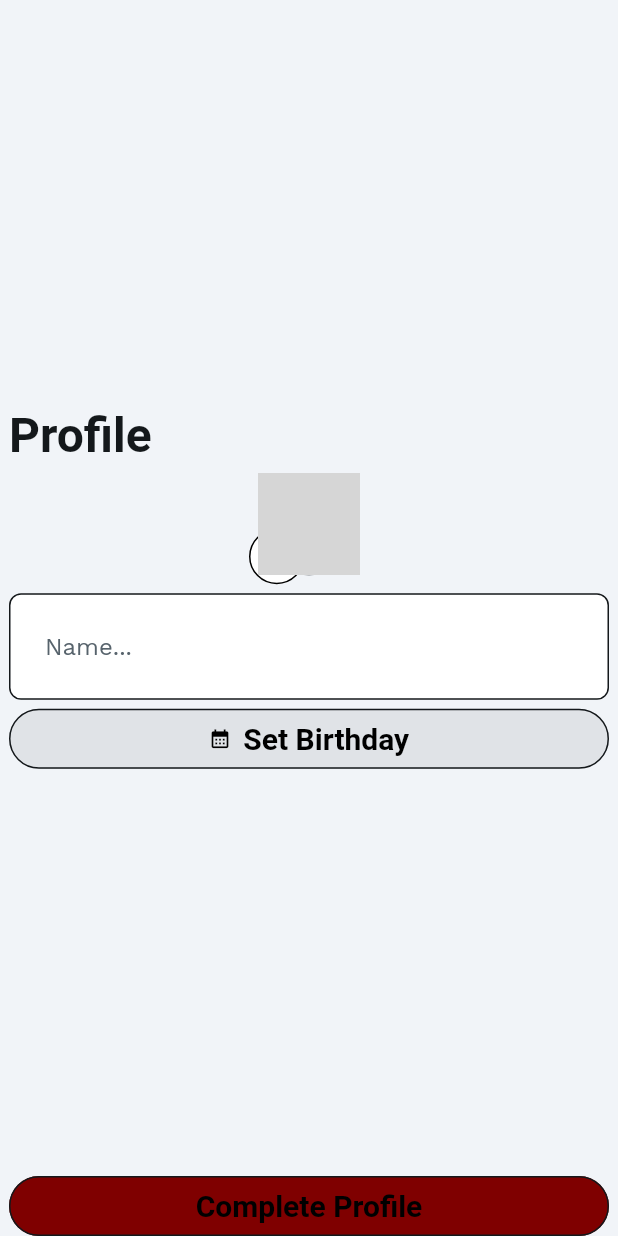
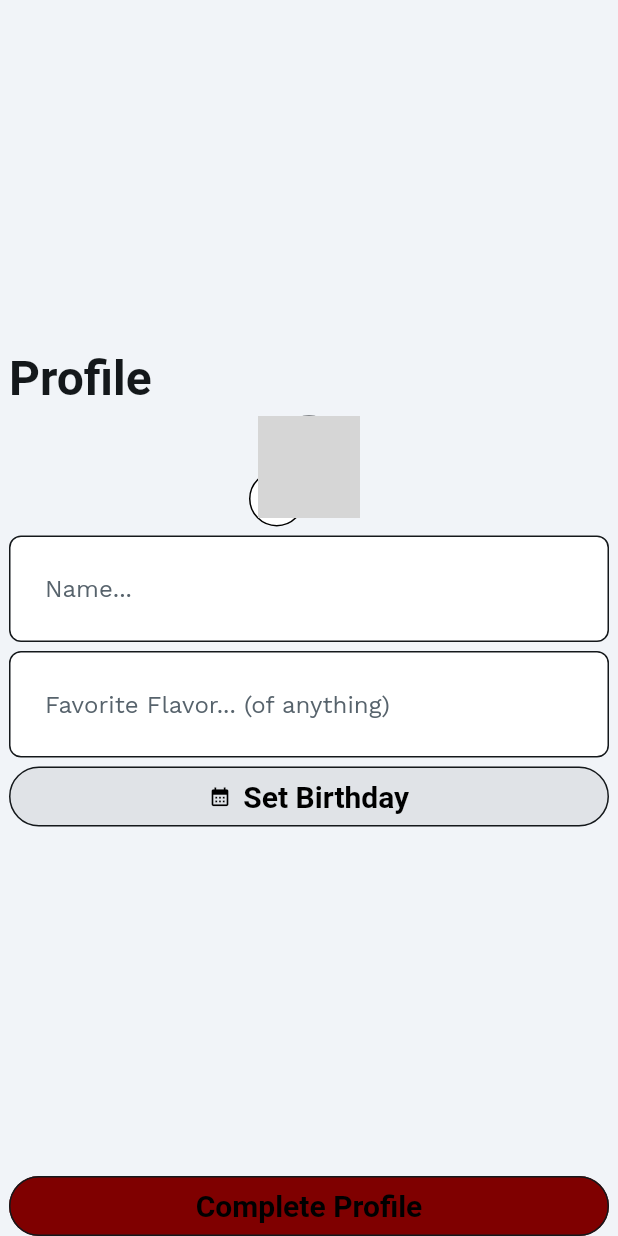
Before and after one commit to whirlwindowo/TodoApp-FlutterFlow, a Flutter app: the OnboardingWidget screen opened by its route, on a phone screen of 412 x 824 dp. Run offline on Flutter 3.47's test engine with Material 3 defaults, Android fonts, the phone set to English and light mode, and no system bars; drawn by our look-alikes of auto_size_text; our stand-ins replace cloud_firestore, easy_debounce, file_picker, firebase_auth, firebase_core, firebase_storage and 13 more; missing offline and left inert: json_path, mime_type; accounts and stored records are empty; network calls fail; Roboto replaces fonts that are missing (Ubuntu); grey boxes are pictures that could not be loaded.

Commit message:
will this work this time?

```diff
--- a/lib/backend/schema/users_record.dart
+++ b/lib/backend/schema/users_record.dart
@@ -50,6 +50,11 @@ class UsersRecord extends FirestoreRecord {
   DateTime? get birthday => _birthday;
   bool hasBirthday() => _birthday != null;
 
+  // "favorite_flavor" field.
+  String? _favoriteFlavor;
+  String get favoriteFlavor => _favoriteFlavor ?? '';
+  bool hasFavoriteFlavor() => _favoriteFlavor != null;
+
   void _initializeFields() {
     _email = snapshotData['email'] as String?;
     _displayName = snapshotData['display_name'] as String?;
@@ -58,6 +63,7 @@ class UsersRecord extends FirestoreRecord {
     _createdTime = snapshotData['created_time'] as DateTime?;
     _phoneNumber = snapshotData['phone_number'] as String?;
     _birthday = snapshotData['birthday'] as DateTime?;
+    _favoriteFlavor = snapshotData['favorite_flavor'] as String?;
   }
 
   static CollectionReference get collection =>
@@ -101,6 +107,7 @@ Map<String, dynamic> createUsersRecordData({
   DateTime? createdTime,
   String? phoneNumber,
   DateTime? birthday,
+  String? favoriteFlavor,
 }) {
   final firestoreData = mapToFirestore(
     <String, dynamic>{
@@ -111,6 +118,7 @@ Map<String, dynamic> createUsersRecordData({
       'created_time': createdTime,
       'phone_number': phoneNumber,
       'birthday': birthday,
+      'favorite_flavor': favoriteFlavor,
     }.withoutNulls,
   );
 
@@ -128,7 +136,8 @@ class UsersRecordDocumentEquality implements Equality<UsersRecord> {
         e1?.uid == e2?.uid &&
         e1?.createdTime == e2?.createdTime &&
         e1?.phoneNumber == e2?.phoneNumber &&
-        e1?.birthday == e2?.birthday;
+        e1?.birthday == e2?.birthday &&
+        e1?.favoriteFlavor == e2?.favoriteFlavor;
   }
 
   @override
@@ -139,7 +148,8 @@ class UsersRecordDocumentEquality implements Equality<UsersRecord> {
         e?.uid,
         e?.createdTime,
         e?.phoneNumber,
-        e?.birthday
+        e?.birthday,
+        e?.favoriteFlavor
       ]);
 
   @override
--- a/lib/flutter_flow/nav/nav.dart
+++ b/lib/flutter_flow/nav/nav.dart
@@ -85,7 +85,8 @@ GoRouter createRouter(AppStateNotifier appStateNotifier) => GoRouter(
         FFRoute(
           name: 'login',
           path: '/login',
-          builder: (context, params) => const LoginWidget(),
+          builder: (context, params) =>
+              params.isEmpty ? const NavBarPage(initialPage: 'login') : const LoginWidget(),
         ),
         FFRoute(
           name: 'tasks',
--- a/lib/main.dart
+++ b/lib/main.dart
@@ -120,6 +120,7 @@ class _NavBarPageState extends State<NavBarPage> {
   @override
   Widget build(BuildContext context) {
     final tabs = {
+      'login': const LoginWidget(),
       'tasks': const TasksWidget(),
       'completed': const CompletedWidget(),
     };
@@ -142,6 +143,14 @@ class _NavBarPageState extends State<NavBarPage> {
         items: const <BottomNavigationBarItem>[
           BottomNavigationBarItem(
             icon: Icon(
+              Icons.key,
+              size: 24.0,
+            ),
+            label: 'Login',
+            tooltip: '',
+          ),
+          BottomNavigationBarItem(
+            icon: Icon(
               Icons.list,
               size: 30.0,
             ),
--- a/lib/onboarding/onboarding_model.dart
+++ b/lib/onboarding/onboarding_model.dart
@@ -14,6 +14,10 @@ class OnboardingModel extends FlutterFlowModel<OnboardingWidget> {
   FocusNode? nameFocusNode;
   TextEditingController? nameTextController;
   String? Function(BuildContext, String?)? nameTextControllerValidator;
+  // State field(s) for Flavor widget.
+  FocusNode? flavorFocusNode;
+  TextEditingController? flavorTextController;
+  String? Function(BuildContext, String?)? flavorTextControllerValidator;
   DateTime? datePicked;
 
   @override
@@ -23,5 +27,8 @@ class OnboardingModel extends FlutterFlowModel<OnboardingWidget> {
   void dispose() {
     nameFocusNode?.dispose();
     nameTextController?.dispose();
+
+    flavorFocusNode?.dispose();
+    flavorTextController?.dispose();
   }
 }
--- a/lib/onboarding/onboarding_widget.dart
+++ b/lib/onboarding/onboarding_widget.dart
@@ -30,6 +30,9 @@ class _OnboardingWidgetState extends State<OnboardingWidget> {
 
     _model.nameTextController ??= TextEditingController();
     _model.nameFocusNode ??= FocusNode();
+
+    _model.flavorTextController ??= TextEditingController();
+    _model.flavorFocusNode ??= FocusNode();
 
     WidgetsBinding.instance.addPostFrameCallback((_) => safeSetState(() {}));
   }
@@ -283,6 +286,95 @@ class _OnboardingWidgetState extends State<OnboardingWidget> {
                     Padding(
                       padding:
                           const EdgeInsetsDirectional.fromSTEB(6.0, 6.0, 6.0, 0.0),
+                      child: SizedBox(
+                        width: double.infinity,
+                        child: TextFormField(
+                          controller: _model.flavorTextController,
+                          focusNode: _model.flavorFocusNode,
+                          onChanged: (_) => EasyDebounce.debounce(
+                            '_model.flavorTextController',
+                            const Duration(milliseconds: 2000),
+                            () => safeSetState(() {}),
+                          ),
+                          autofocus: false,
+                          obscureText: false,
+                          decoration: InputDecoration(
+                            isDense: true,
+                            labelStyle: FlutterFlowTheme.of(context)
+                                .labelMedium
+                                .override(
+                                  fontFamily: 'Work Sans',
+                                  letterSpacing: 0.0,
+                                ),
+                            hintText: 'Favorite Flavor... (of anything)',
+                            hintStyle: FlutterFlowTheme.of(context)
+                                .labelLarge
+                                .override(
+                                  fontFamily: 'Work Sans',
+                                  letterSpacing: 0.0,
+                                ),
+                            enabledBorder: OutlineInputBorder(
+                              borderSide: BorderSide(
+                                color: FlutterFlowTheme.of(context).primaryText,
+                                width: 1.0,
+                              ),
+                              borderRadius: BorderRadius.circular(8.0),
+                            ),
+                            focusedBorder: OutlineInputBorder(
+                              borderSide: const BorderSide(
+                                color: Color(0x00000000),
+                                width: 1.0,
+                              ),
+                              borderRadius: BorderRadius.circular(8.0),
+                            ),
+                            errorBorder: OutlineInputBorder(
+                              borderSide: BorderSide(
+                                color: FlutterFlowTheme.of(context).error,
+                                width: 1.0,
+                              ),
+                              borderRadius: BorderRadius.circular(8.0),
+                            ),
+                            focusedErrorBorder: OutlineInputBorder(
+                              borderSide: BorderSide(
+                                color: FlutterFlowTheme.of(context).error,
+                                width: 1.0,
+                              ),
+                              borderRadius: BorderRadius.circular(8.0),
+                            ),
+                            filled: true,
+                            fillColor: FlutterFlowTheme.of(context)
+                                .secondaryBackground,
+                            contentPadding: const EdgeInsetsDirectional.fromSTEB(
+                                24.0, 26.0, 24.0, 26.0),
+                            suffixIcon:
+                                _model.flavorTextController!.text.isNotEmpty
+                                    ? InkWell(
+                                        onTap: () async {
+                                          _model.flavorTextController?.clear();
+                                          safeSetState(() {});
+                                        },
+                                        child: const Icon(
+                                          Icons.clear,
+                                          size: 24.0,
+                                        ),
+                                      )
+                                    : null,
+                          ),
+                          style:
+                              FlutterFlowTheme.of(context).bodyMedium.override(
+                                    fontFamily: 'Work Sans',
+                                    letterSpacing: 0.0,
+                                  ),
+                          keyboardType: TextInputType.name,
+                          cursorColor: FlutterFlowTheme.of(context).primaryText,
+                          validator: _model.flavorTextControllerValidator
+                              .asValidator(context),
+                        ),
+                      ),
+                    ),
+                    Padding(
+                      padding:
+                          const EdgeInsetsDirectional.fromSTEB(6.0, 6.0, 6.0, 0.0),
                       child: FFButtonWidget(
                         onPressed: () async {
                           final datePickedDate = await showDatePicker(
@@ -370,6 +462,7 @@ class _OnboardingWidgetState extends State<OnboardingWidget> {
                     await currentUserReference!.update(createUsersRecordData(
                       displayName: _model.nameTextController.text,
                       birthday: _model.datePicked,
+                      favoriteFlavor: _model.flavorTextController.text,
                     ));
 
                     context.goNamed('tasks');
```
